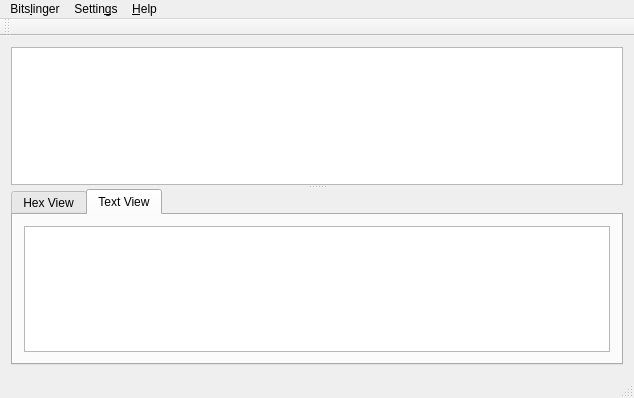
Before: the Qt Designer form mainwindow.ui in richmoore/bitslinger, drawn with Qt 5.
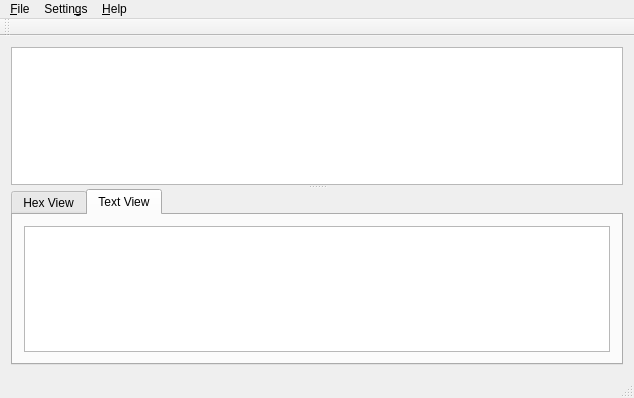
After: the same form once the commit is applied. Custom widgets are drawn as their Qt base class.

What changed in the file:
```diff
--- a/mainwindow.ui
+++ b/mainwindow.ui
@@ -68,7 +68,7 @@
    </property>
    <widget class="QMenu" name="menuBitslinger">
     <property name="title">
-     <string>Bits&amp;linger</string>
+     <string>&amp;File</string>
     </property>
     <addaction name="actionLoad_State"/>
     <addaction name="actionSave_State"/>
```
Left out of the diff: 7 changed lines with no effect on the pictures.
